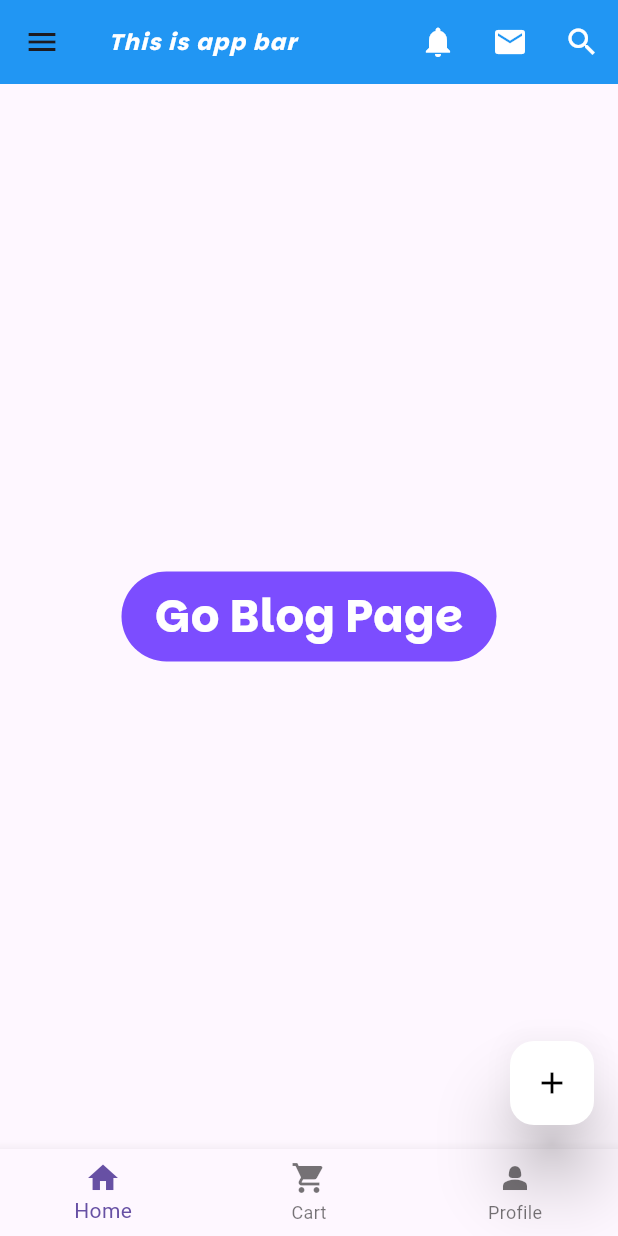
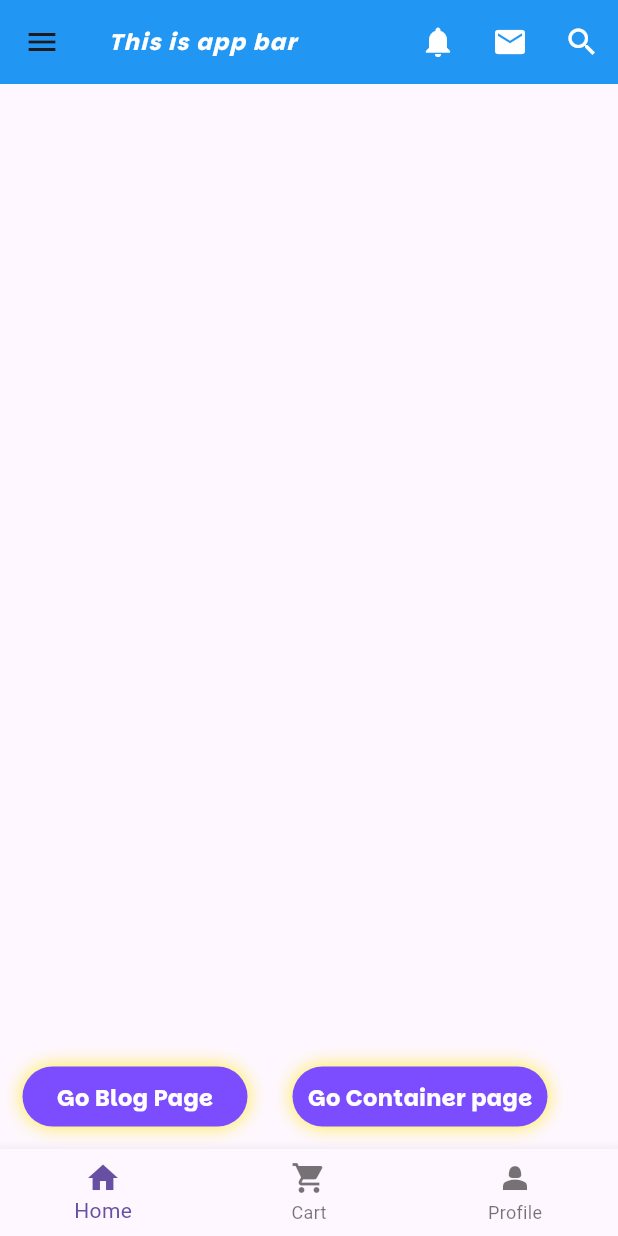
Before and after one commit to hafiz88889/first_practice, a Flutter app: the screen it shows after launch, on a phone screen of 412 x 824 dp. Run offline on Flutter 3.47's test engine with Material 3 defaults, Android fonts, the phone set to English and light mode, and no system bars.

Commit message:
all type

```diff
--- a/lib/home_page.dart
+++ b/lib/home_page.dart
@@ -1,5 +1,6 @@
 import 'package:flutter/material.dart';
 import 'blog_page.dart';
+import 'container_page/container_page.dart';
 
 class homeActivity extends StatefulWidget{
   const homeActivity({super.key});
@@ -32,41 +33,86 @@ class _homeActivityState extends State<homeActivity> {
       ),
 
       bottomNavigationBar: BottomNavigationBar(
-
         items: [
           BottomNavigationBarItem(icon: Icon(Icons.home),label: "Home"),
-          BottomNavigationBarItem(icon: Icon(Icons.shopping_cart),label: "Cart"),
-          BottomNavigationBarItem(icon: Icon(Icons.person_2),label: "Profile"),
+          BottomNavigationBarItem(icon: Icon(Icons.shopping_cart),label: "Cart",),
+          BottomNavigationBarItem(icon: Icon(Icons.person_2,),label: "Profile"),
 
         ],
       ),
-      floatingActionButton: FloatingActionButton(
-        onPressed: (){},
-        backgroundColor: Colors.white,
-        elevation: 20,
-        child: Icon(Icons.add,color: Colors.black,),
-      ),
-      body: Center(
-        child: Container(
+      body: Row(
+        children: [
+          Column(
+            mainAxisAlignment: MainAxisAlignment.end,
+            children: [
+              Container(
+                padding: EdgeInsets.all(10),
                   child: InkWell(
                     onTap: (){
                       Navigator.push(context, MaterialPageRoute(builder: (context)=>blog_pageActivity()));
                     },
                     child: Container(
-              height: 60,
-                width: 250,
+                      height: 40,
+                        width: 150,
+                        padding: EdgeInsets.all(10),
+                        margin: EdgeInsets.all(5),
                         decoration: BoxDecoration(
                           borderRadius: BorderRadius.circular(40),
+                          boxShadow: [
+                            BoxShadow(
+                              color: Colors.yellow,
+                              blurRadius: 10,
+                            )
+                          ],
                           color: Colors.deepPurpleAccent,
                         ),
-                child: Center(child: Text("Go Blog Page",style: TextStyle(color: Colors.white,fontFamily: "FontSecond",fontSize: 30,fontWeight: FontWeight.bold),)),
+                        child: Center(child: Text("Go Blog Page",style: TextStyle(color: Colors.white,fontFamily: "FontSecond",fontSize: 15,fontWeight: FontWeight.bold),)),
 
                         // child: Text(
                         //   "Test",style: TextStyle(fontFamily: "FontMain",fontSize: 80,color: Colors.blue,fontWeight: FontWeight.bold),)
                         ),
+
                   ),
                 ),
+            ],
           ),
+          Column(
+            mainAxisAlignment: MainAxisAlignment.end,
+            children: [
+              Container(
+                padding: EdgeInsets.all(10),
+                child: InkWell(
+                  onTap: (){
+                    Navigator.push(context, MaterialPageRoute(builder: (context)=>ContainerPage()));
+                  },
+                  child: Container(
+                    height: 40,
+                    width: 170,
+                    padding: EdgeInsets.all(10),
+                    margin: EdgeInsets.all(5),
+                    decoration: BoxDecoration(
+                      borderRadius: BorderRadius.circular(40),
+                      boxShadow: [
+                        BoxShadow(
+                          color: Colors.yellow,
+                          blurRadius: 10,
+                        )
+                      ],
+                      color: Colors.deepPurpleAccent,
+                    ),
+                    child: Center(child: Text("Go Container page",style: TextStyle(color: Colors.white,fontFamily: "FontSecond",fontSize: 15,fontWeight: FontWeight.bold),)),
+
+                    // child: Text(
+                    //   "Test",style: TextStyle(fontFamily: "FontMain",fontSize: 80,color: Colors.blue,fontWeight: FontWeight.bold),)
+                  ),
+
+                ),
+              ),
+            ],
+          ),
+        ],
+      ),
+
     drawer: Drawer(
       child: ListView(
         children: [
--- a/lib/main.dart
+++ b/lib/main.dart
@@ -1,5 +1,6 @@
 import 'package:flutter/cupertino.dart';
 import 'package:flutter/material.dart';
+import 'container_page/container_page.dart';
 import 'home_page.dart';
 
 void main(){
--- a/lib/utilis/text_style.dart
+++ b/lib/utilis/text_style.dart
@@ -6,3 +6,8 @@ final regularTextStyle = TextStyle(
   color: Colors.black,
   fontWeight: FontWeight.bold,
 );
+
+final textType =TextStyle(
+  fontFamily: "FontThird",
+  fontSize: 14,
+);
```
Also changed, not shown: lib/blog_page.dart (+6 -8 lines), lib/container_page/container_page.dart (added, +259 -0 lines). Lines whose indentation alone changed are shown as unchanged.
